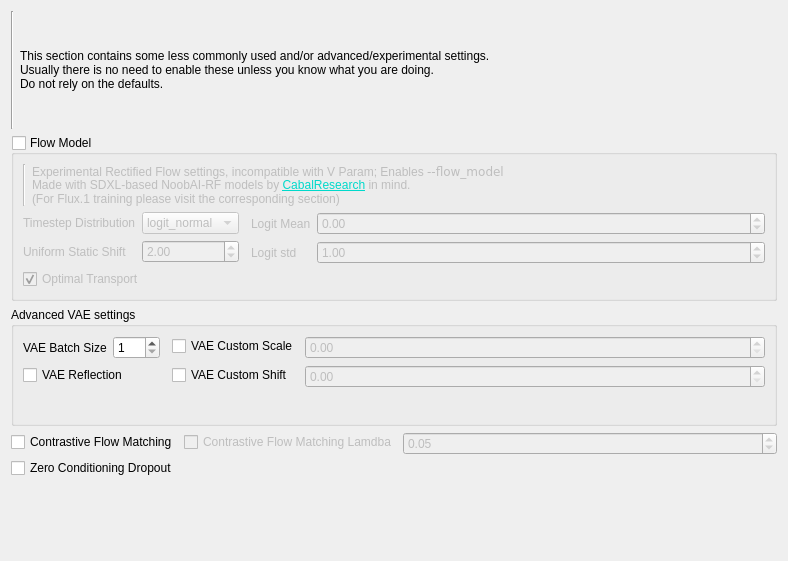
First picture: the form in ui_files/ExperimentalArgsUI.ui, repository 67372a/LoRA_Easy_Training_Scripts, before the edit.
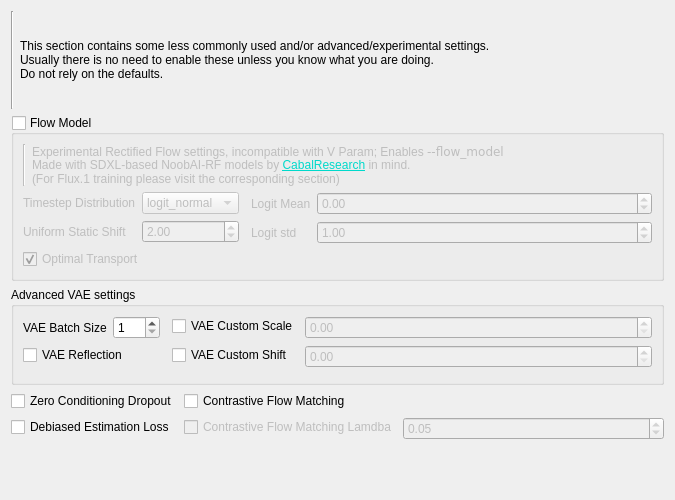
Second picture: the form after the edit. Custom widgets are drawn as their Qt base class.

Commit message: refactor: move debiased estim. loss from BaseUI/GeneralUI to ExperimentalArgsUI misc section

```diff
--- a/ui_files/ExperimentalArgsUI.ui
+++ b/ui_files/ExperimentalArgsUI.ui
@@ -6,8 +6,8 @@
    <rect>
     <x>0</x>
     <y>0</y>
-    <width>788</width>
-    <height>561</height>
+    <width>675</width>
+    <height>500</height>
    </rect>
   </property>
   <property name="windowTitle">
@@ -284,23 +284,23 @@
     <layout class="QFormLayout" name="formLayout_4">
      <item row="0" column="0">
       <layout class="QFormLayout" name="formLayout_8">
-       <item row="1" column="0" colspan="2">
+       <item row="0" column="0" colspan="2">
         <widget class="QCheckBox" name="zero_cond_dropout_enable">
          <property name="text">
           <string>Zero Conditioning Dropout</string>
          </property>
         </widget>
        </item>
-       <item row="0" column="0" colspan="2">
-        <widget class="QCheckBox" name="cfm_enable">
+       <item row="1" column="0" colspan="2">
+        <widget class="QCheckBox" name="debiased_estimation_loss_enable">
          <property name="sizePolicy">
-          <sizepolicy hsizetype="Fixed" vsizetype="Fixed">
+          <sizepolicy hsizetype="Preferred" vsizetype="Fixed">
            <horstretch>0</horstretch>
            <verstretch>0</verstretch>
           </sizepolicy>
          </property>
          <property name="text">
-          <string>Contrastive Flow Matching</string>
+          <string>Debiased Estimation Loss</string>
          </property>
         </widget>
        </item>
@@ -308,7 +308,7 @@
      </item>
      <item row="0" column="1">
       <layout class="QFormLayout" name="formLayout">
-       <item row="0" column="0">
+       <item row="1" column="0">
         <widget class="QCheckBox" name="cfm_lambda_enable">
          <property name="enabled">
           <bool>false</bool>
@@ -318,7 +318,7 @@
          </property>
         </widget>
        </item>
-       <item row="0" column="1">
+       <item row="1" column="1">
         <widget class="DoubleSpinBox" name="cfm_lambda_input">
          <property name="enabled">
           <bool>false</bool>
@@ -334,6 +334,19 @@
          </property>
         </widget>
        </item>
+       <item row="0" column="0" colspan="2">
+        <widget class="QCheckBox" name="cfm_enable">
+         <property name="sizePolicy">
+          <sizepolicy hsizetype="Fixed" vsizetype="Fixed">
+           <horstretch>0</horstretch>
+           <verstretch>0</verstretch>
+          </sizepolicy>
+         </property>
+         <property name="text">
+          <string>Contrastive Flow Matching</string>
+         </property>
+        </widget>
+       </item>
       </layout>
      </item>
     </layout>
```
The commit also changes 5 other files.
